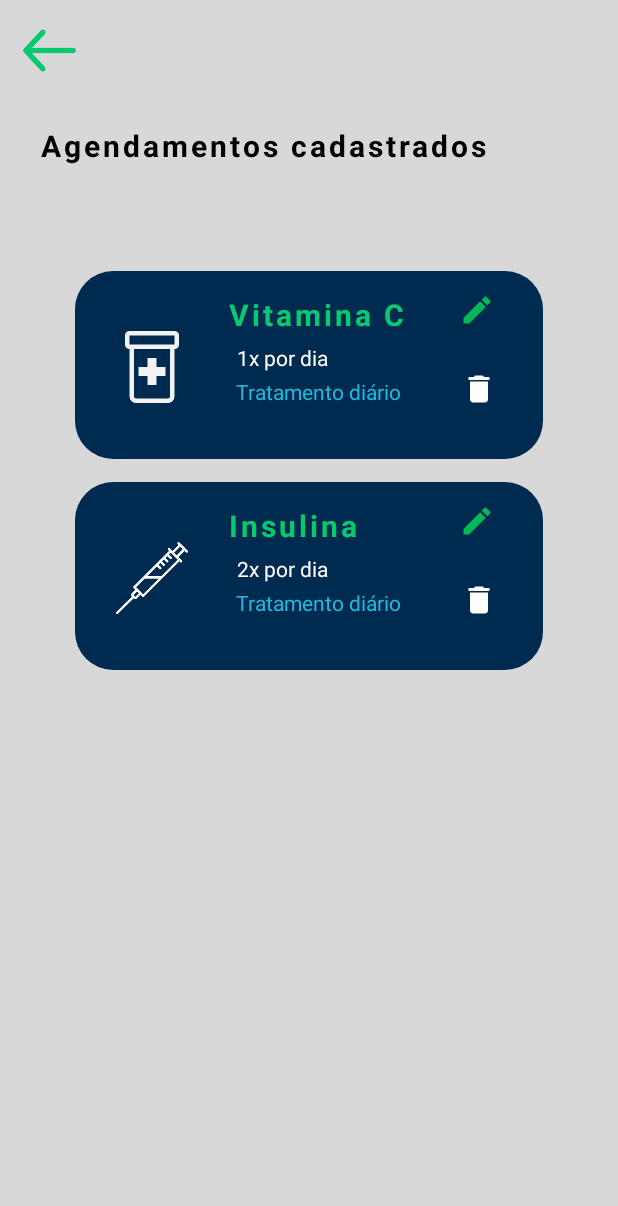
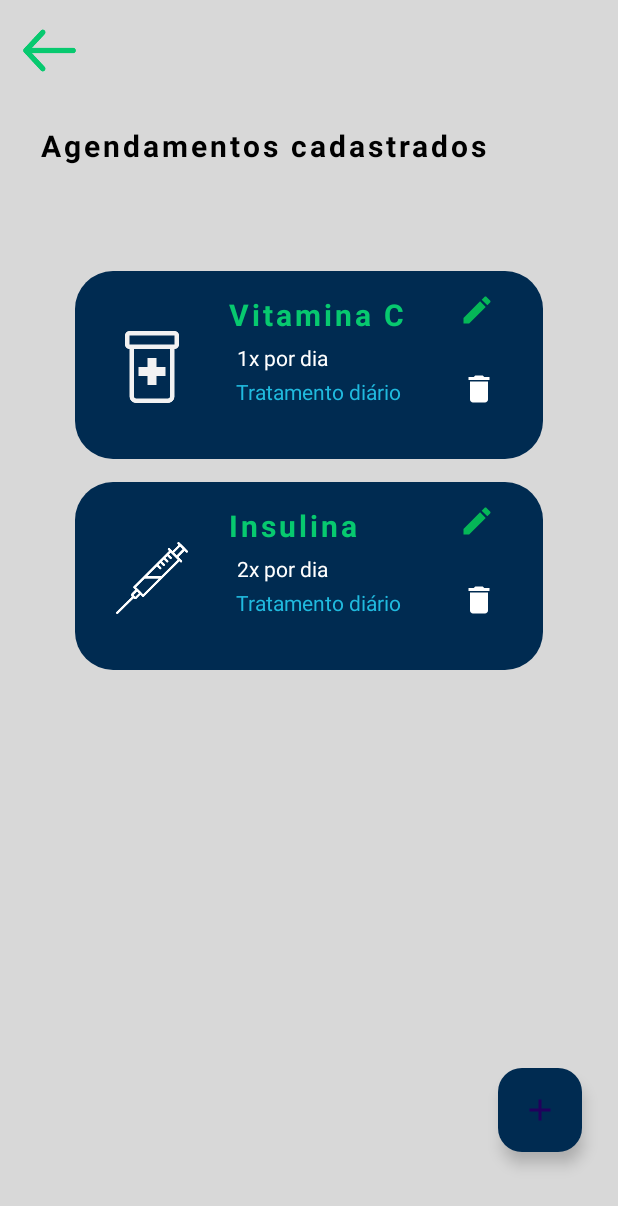
Before and after one commit to nathazz/MedTime, an Android app: the AgendamentosActivity screen opened directly, with no data from a screen before it, on a phone screen of 412 x 824 dp. Shown: the top 1206 px of the screen. Run offline under Robolectric (Android 15) with nearby library versions, the phone set to English and light mode, and no system bars.

Commit message:
# FloatingActionButton na tela de agendamento
Quando clicado, ela se direciona até o layout de cadastramento.

```diff
--- a/app/src/main/java/com/example/medtime/activities/AgendamentosActivity.kt
+++ b/app/src/main/java/com/example/medtime/activities/AgendamentosActivity.kt
@@ -21,6 +21,10 @@ class AgendamentosActivity : AppCompatActivity() {
         binding.seta2.setOnClickListener {
             startActivity(Intent(this, MainActivity::class.java))
             finish()
+        }
+
+        binding.btnFlutuante.setOnClickListener{
+            startActivity(Intent(this, CadastrarActivity::class.java))
         }
 
         listar()
--- a/app/src/main/java/com/example/medtime/activities/CadastrarActivity.kt
+++ b/app/src/main/java/com/example/medtime/activities/CadastrarActivity.kt
@@ -36,6 +36,7 @@ class CadastrarActivity : AppCompatActivity() {
         binding.selecionar2.setOnClickListener {
             selecionarData(binding.selecionar2)
         }
+
 
 
         configurarSpinner()
--- a/app/src/main/res/drawable/add.xml
+++ b/app/src/main/res/drawable/add.xml
@@ -1,5 +1,5 @@
-<vector android:height="20dp" android:tint="#FFFFFF"
+<vector android:height="30dp" android:tint="#FFFFFF"
     android:viewportHeight="24" android:viewportWidth="24"
-    android:width="20dp" xmlns:android="http://schemas.android.com/apk/res/android">
+    android:width="30dp" xmlns:android="http://schemas.android.com/apk/res/android">
     <path android:fillColor="@android:color/white" android:pathData="M19,13h-6v6h-2v-6H5v-2h6V5h2v6h6v2z"/>
 </vector>
--- a/app/src/main/res/layout/activity_agendamento.xml
+++ b/app/src/main/res/layout/activity_agendamento.xml
@@ -43,6 +43,18 @@
         app:layout_constraintStart_toStartOf="parent"
         app:layout_constraintTop_toTopOf="parent" />
 
+    <com.google.android.material.floatingactionbutton.FloatingActionButton
+        android:id="@+id/btn_flutuante"
+        android:layout_width="wrap_content"
+        android:layout_height="wrap_content"
+        android:layout_marginEnd="24dp"
+        android:layout_marginBottom="56dp"
+        android:clickable="true"
+        android:contentDescription="null"
+        app:backgroundTint="@color/azul_btn"
+        app:layout_constraintBottom_toBottomOf="parent"
+        app:layout_constraintEnd_toEndOf="parent"
+        app:srcCompat="@drawable/add" />
 
 
 </androidx.constraintlayout.widget.ConstraintLayout>
--- a/app/src/main/res/layout/medicamentos_item.xml
+++ b/app/src/main/res/layout/medicamentos_item.xml
@@ -62,8 +62,6 @@
         app:layout_constraintTop_toBottomOf="@+id/dosagemMed" />
 
 
-
-
     <ImageButton
         android:id="@+id/editarMed"
         android:layout_width="50dp"
```
